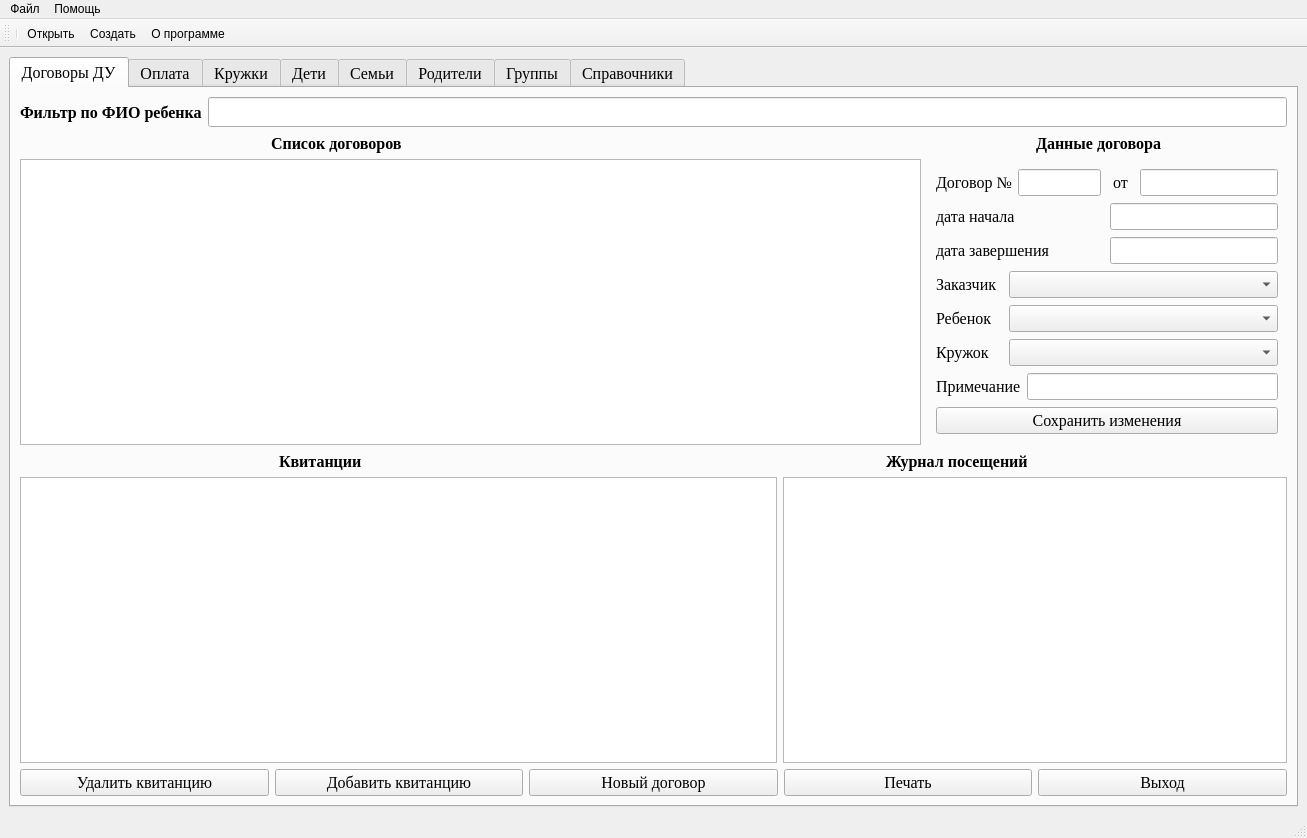
First picture: the form in view/main_window.ui, repository AlevtinAntonov/paid_services, before the edit.
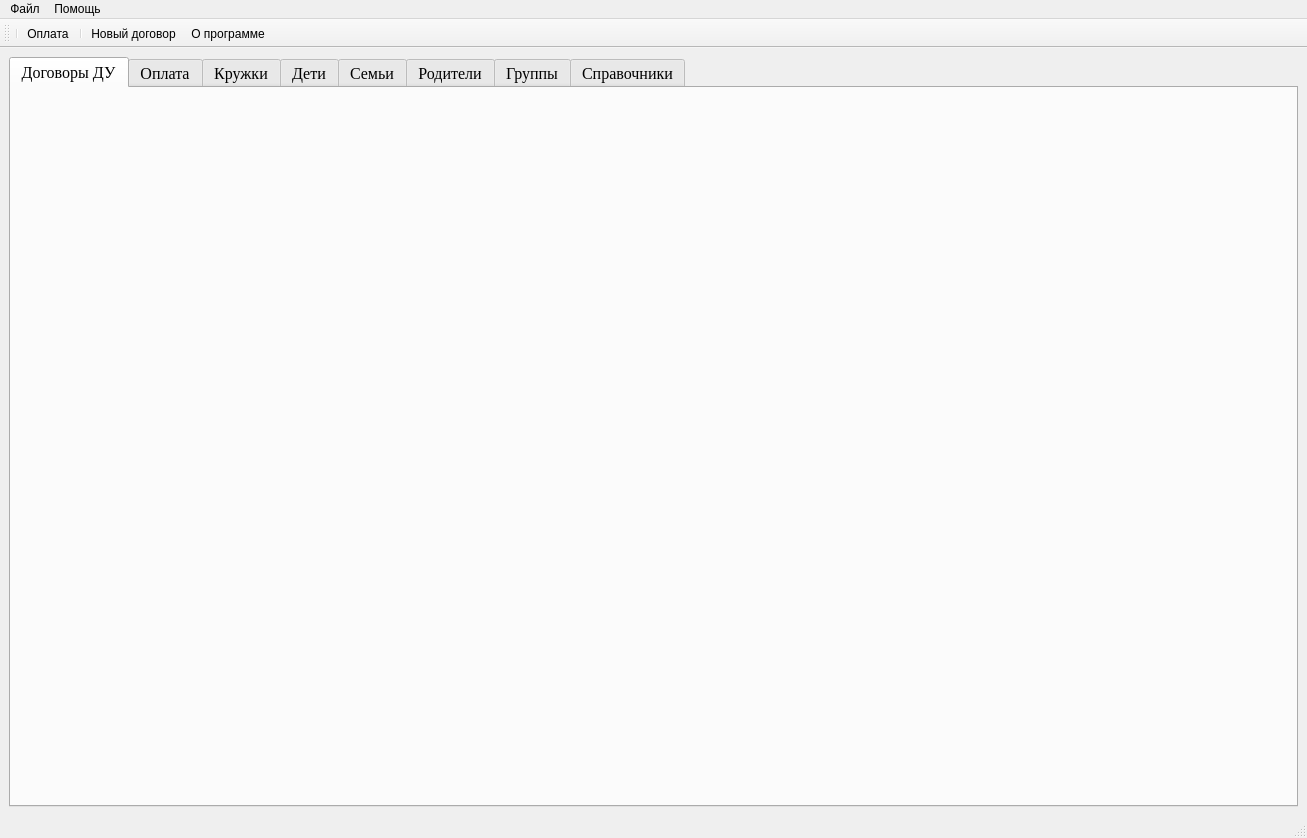
Second picture: the form after the edit. Icons and pictures are not drawn.

Commit message: 1st tab contract without print

The edit to the form file:
```diff
--- a/view/main_window.ui
+++ b/view/main_window.ui
@@ -26,487 +26,16 @@
       <property name="currentIndex">
        <number>0</number>
       </property>
-      <widget class="QWidget" name="tab_ContractsView">
+      <widget class="QWidget" name="tab_Contracts">
        <attribute name="title">
         <string>Договоры ДУ</string>
        </attribute>
-       <layout class="QVBoxLayout" name="verticalLayout_2">
-        <item>
-         <layout class="QHBoxLayout" name="horizontalLayout_11">
-          <item>
-           <widget class="QLabel" name="label_9">
-            <property name="font">
-             <font>
-              <family>Times New Roman</family>
-              <pointsize>12</pointsize>
-              <bold>true</bold>
-             </font>
-            </property>
-            <property name="text">
-             <string>Фильтр по ФИО ребенка</string>
-            </property>
-           </widget>
-          </item>
-          <item>
-           <widget class="QLineEdit" name="lineEdit_FilterChild">
-            <property name="font">
-             <font>
-              <family>Times New Roman</family>
-              <pointsize>14</pointsize>
-             </font>
-            </property>
-           </widget>
-          </item>
-         </layout>
-        </item>
-        <item>
-         <layout class="QHBoxLayout" name="horizontalLayout_12" stretch="2,1,5,1,1">
-          <item>
-           <spacer name="horizontalSpacer_4">
-            <property name="orientation">
-             <enum>Qt::Horizontal</enum>
-            </property>
-            <property name="sizeHint" stdset="0">
-             <size>
-              <width>98</width>
-              <height>20</height>
-             </size>
-            </property>
-           </spacer>
-          </item>
-          <item>
-           <widget class="QLabel" name="label_10">
-            <property name="font">
-             <font>
-              <family>Times New Roman</family>
-              <pointsize>12</pointsize>
-              <bold>true</bold>
-             </font>
-            </property>
-            <property name="text">
-             <string>Список договоров</string>
-            </property>
-           </widget>
-          </item>
-          <item>
-           <spacer name="horizontalSpacer_2">
-            <property name="orientation">
-             <enum>Qt::Horizontal</enum>
-            </property>
-            <property name="sizeHint" stdset="0">
-             <size>
-              <width>218</width>
-              <height>20</height>
-             </size>
-            </property>
-           </spacer>
-          </item>
-          <item>
-           <widget class="QLabel" name="label_11">
-            <property name="font">
-             <font>
-              <family>Times New Roman</family>
-              <pointsize>12</pointsize>
-              <bold>true</bold>
-             </font>
-            </property>
-            <property name="text">
-             <string>Данные договора</string>
-            </property>
-           </widget>
-          </item>
-          <item>
-           <spacer name="horizontalSpacer_3">
-            <property name="orientation">
-             <enum>Qt::Horizontal</enum>
-            </property>
-            <property name="sizeHint" stdset="0">
-             <size>
-              <width>40</width>
-              <height>20</height>
-             </size>
-            </property>
-           </spacer>
-          </item>
-         </layout>
-        </item>
-        <item>
-         <layout class="QHBoxLayout" name="horizontalLayout_10" stretch="5,2">
-          <item>
-           <widget class="QTableWidget" name="tableWidget_Contracts"/>
-          </item>
-          <item>
-           <widget class="QWidget" name="widget_ContractInfo" native="true">
-            <layout class="QVBoxLayout" name="verticalLayout">
-             <item>
-              <layout class="QHBoxLayout" name="horizontalLayout" stretch="2,3,1,5">
-               <item>
-                <widget class="QLabel" name="label">
-                 <property name="font">
-                  <font>
-                   <family>Times New Roman</family>
-                   <pointsize>12</pointsize>
-                  </font>
-                 </property>
-                 <property name="text">
-                  <string>Договор №</string>
-                 </property>
-                </widget>
-               </item>
-               <item>
-                <widget class="QLineEdit" name="lineEdit_ContractNumber">
-                 <property name="font">
-                  <font>
-                   <family>Times New Roman</family>
-                   <pointsize>12</pointsize>
-                  </font>
-                 </property>
-                </widget>
-               </item>
-               <item>
-                <widget class="QLabel" name="label_2">
-                 <property name="font">
-                  <font>
-                   <family>Times New Roman</family>
-                   <pointsize>12</pointsize>
-                  </font>
-                 </property>
-                 <property name="text">
-                  <string>от</string>
-                 </property>
-                 <property name="alignment">
-                  <set>Qt::AlignCenter</set>
-                 </property>
-                </widget>
-               </item>
-               <item>
-                <widget class="QLineEdit" name="lineEdit_ContractDate">
-                 <property name="font">
-                  <font>
-                   <family>Times New Roman</family>
-                   <pointsize>12</pointsize>
-                  </font>
-                 </property>
-                </widget>
-               </item>
-              </layout>
-             </item>
-             <item>
-              <layout class="QHBoxLayout" name="horizontalLayout_2" stretch="1,1">
-               <item>
-                <widget class="QLabel" name="label_3">
-                 <property name="font">
-                  <font>
-                   <family>Times New Roman</family>
-                   <pointsize>12</pointsize>
-                  </font>
-                 </property>
-                 <property name="text">
-                  <string>дата начала</string>
-                 </property>
-                </widget>
-               </item>
-               <item>
-                <widget class="QLineEdit" name="lineEdit_ContractDateStart">
-                 <property name="font">
-                  <font>
-                   <family>Times New Roman</family>
-                   <pointsize>12</pointsize>
-                  </font>
-                 </property>
-                </widget>
-               </item>
-              </layout>
-             </item>
-             <item>
-              <layout class="QHBoxLayout" name="horizontalLayout_4" stretch="1,1">
-               <item>
-                <widget class="QLabel" name="label_4">
-                 <property name="font">
-                  <font>
-                   <family>Times New Roman</family>
-                   <pointsize>12</pointsize>
-                  </font>
-                 </property>
-                 <property name="text">
-                  <string>дата завершения</string>
-                 </property>
-                </widget>
-               </item>
-               <item>
-                <widget class="QLineEdit" name="lineEdit_ContractDateEnd">
-                 <property name="font">
-                  <font>
-                   <family>Times New Roman</family>
-                   <pointsize>12</pointsize>
-                  </font>
-                 </property>
-                </widget>
-               </item>
-              </layout>
-             </item>
-             <item>
-              <layout class="QHBoxLayout" name="horizontalLayout_6" stretch="1,4">
-               <item>
-                <widget class="QLabel" name="label_5">
-                 <property name="font">
-                  <font>
-                   <family>Times New Roman</family>
-                   <pointsize>12</pointsize>
-                  </font>
-                 </property>
-                 <property name="text">
-                  <string>Заказчик</string>
-                 </property>
-                </widget>
-               </item>
-               <item>
-                <widget class="QComboBox" name="comboBox_ContractApplicant">
-                 <property name="font">
-                  <font>
-                   <family>Times New Roman</family>
-                   <pointsize>12</pointsize>
-                  </font>
-                 </property>
-                </widget>
-               </item>
-              </layout>
-             </item>
-             <item>
-              <layout class="QHBoxLayout" name="horizontalLayout_7" stretch="1,4">
-               <item>
-                <widget class="QLabel" name="label_6">
-                 <property name="font">
-                  <font>
-                   <family>Times New Roman</family>
-                   <pointsize>12</pointsize>
-                  </font>
-                 </property>
-                 <property name="text">
-                  <string>Ребенок</string>
-                 </property>
-                </widget>
-               </item>
-               <item>
-                <widget class="QComboBox" name="comboBox_ContractChild">
-                 <property name="font">
-                  <font>
-                   <family>Times New Roman</family>
-                   <pointsize>12</pointsize>
-                  </font>
-                 </property>
-                </widget>
-               </item>
-              </layout>
-             </item>
-             <item>
-              <layout class="QHBoxLayout" name="horizontalLayout_8" stretch="1,4">
-               <item>
-                <widget class="QLabel" name="label_7">
-                 <property name="font">
-                  <font>
-                   <family>Times New Roman</family>
-                   <pointsize>12</pointsize>
-                  </font>
-                 </property>
-                 <property name="text">
-                  <string>Кружок</string>
-                 </property>
-                </widget>
-               </item>
-               <item>
-                <widget class="QComboBox" name="comboBox_ContractLessons">
-                 <property name="font">
-                  <font>
-                   <family>Times New Roman</family>
-                   <pointsize>12</pointsize>
-                  </font>
-                 </property>
-                </widget>
-               </item>
-              </layout>
-             </item>
-             <item>
-              <layout class="QHBoxLayout" name="horizontalLayout_9">
-               <item>
-                <widget class="QLabel" name="label_8">
-                 <property name="font">
-                  <font>
-                   <family>Times New Roman</family>
-                   <pointsize>12</pointsize>
-                  </font>
-                 </property>
-                 <property name="text">
-                  <string>Примечание</string>
-                 </property>
-                </widget>
-               </item>
-               <item>
-                <widget class="QLineEdit" name="lineEdit_ContractRemaks">
-                 <property name="font">
-                  <font>
-                   <family>Times New Roman</family>
-                   <pointsize>12</pointsize>
-                  </font>
-                 </property>
-                </widget>
-               </item>
-              </layout>
-             </item>
-             <item>
-              <widget class="QPushButton" name="pushButton_SaveContactInfo">
-               <property name="styleSheet">
-                <string notr="true"/>
-               </property>
-               <property name="text">
-                <string>Сохранить изменения</string>
-               </property>
-              </widget>
-             </item>
-            </layout>
-           </widget>
-          </item>
-         </layout>
-        </item>
-        <item>
-         <layout class="QHBoxLayout" name="horizontalLayout_13">
-          <item>
-           <spacer name="horizontalSpacer_6">
-            <property name="orientation">
-             <enum>Qt::Horizontal</enum>
-            </property>
-            <property name="sizeHint" stdset="0">
-             <size>
-              <width>40</width>
-              <height>20</height>
-             </size>
-            </property>
-           </spacer>
-          </item>
-          <item>
-           <widget class="QLabel" name="label_12">
-            <property name="font">
-             <font>
-              <family>Times New Roman</family>
-              <pointsize>12</pointsize>
-              <bold>true</bold>
-             </font>
-            </property>
-            <property name="text">
-             <string>Квитанции</string>
-            </property>
-           </widget>
-          </item>
-          <item>
-           <spacer name="horizontalSpacer_7">
-            <property name="orientation">
-             <enum>Qt::Horizontal</enum>
-            </property>
-            <property name="sizeHint" stdset="0">
-             <size>
-              <width>40</width>
-              <height>20</height>
-             </size>
-            </property>
-           </spacer>
-          </item>
-          <item>
-           <spacer name="horizontalSpacer_8">
-            <property name="orientation">
-             <enum>Qt::Horizontal</enum>
-            </property>
-            <property name="sizeHint" stdset="0">
-             <size>
-              <width>40</width>
-              <height>20</height>
-             </size>
-            </property>
-           </spacer>
-          </item>
-          <item>
-           <widget class="QLabel" name="label_13">
-            <property name="font">
-             <font>
-              <family>Times New Roman</family>
-              <pointsize>12</pointsize>
-              <bold>true</bold>
-             </font>
-            </property>
-            <property name="text">
-             <string>Журнал посещений</string>
-            </property>
-           </widget>
-          </item>
-          <item>
-           <spacer name="horizontalSpacer_9">
-            <property name="orientation">
-             <enum>Qt::Horizontal</enum>
-            </property>
-            <property name="sizeHint" stdset="0">
-             <size>
-              <width>40</width>
-              <height>20</height>
-             </size>
-            </property>
-           </spacer>
-          </item>
-         </layout>
-        </item>
-        <item>
-         <layout class="QHBoxLayout" name="horizontalLayout_5" stretch="3,2">
-          <item>
-           <widget class="QTableWidget" name="tableWidget_Invoices"/>
-          </item>
-          <item>
-           <widget class="QTableWidget" name="tableWidget_VisitLog"/>
-          </item>
-         </layout>
-        </item>
-        <item>
-         <layout class="QHBoxLayout" name="horizontalLayout_3">
-          <item>
-           <widget class="QPushButton" name="pushButton_DeleteInvoice">
-            <property name="text">
-             <string>Удалить квитанцию</string>
-            </property>
-           </widget>
-          </item>
-          <item>
-           <widget class="QPushButton" name="pushButton_AddNewInvoice">
-            <property name="text">
-             <string>Добавить квитанцию</string>
-            </property>
-           </widget>
-          </item>
-          <item>
-           <widget class="QPushButton" name="pushButton_NewContract">
-            <property name="text">
-             <string>Новый договор</string>
-            </property>
-           </widget>
-          </item>
-          <item>
-           <widget class="QPushButton" name="pushButton_PrintContract">
-            <property name="text">
-             <string>Печать</string>
-            </property>
-           </widget>
-          </item>
-          <item>
-           <widget class="QPushButton" name="pushButton_Close">
-            <property name="text">
-             <string>Выход</string>
-            </property>
-           </widget>
-          </item>
-         </layout>
-        </item>
-       </layout>
       </widget>
       <widget class="QWidget" name="tab_Payment">
        <attribute name="title">
         <string>Оплата</string>
        </attribute>
+       <layout class="QVBoxLayout" name="verticalLayout_4"/>
       </widget>
       <widget class="QWidget" name="tab_Lessons">
        <attribute name="title">
@@ -555,8 +84,14 @@
     <property name="title">
      <string>Файл</string>
     </property>
-    <addaction name="action_2"/>
+    <addaction name="action_NewContract"/>
     <addaction name="action"/>
+    <addaction name="action_4"/>
+    <addaction name="action_5"/>
+    <addaction name="action_6"/>
+    <addaction name="action_7"/>
+    <addaction name="action_8"/>
+    <addaction name="action_9"/>
    </widget>
    <widget class="QMenu" name="menu_2">
     <property name="title">
@@ -586,25 +121,26 @@
    </attribute>
    <addaction name="separator"/>
    <addaction name="action"/>
-   <addaction name="action_2"/>
+   <addaction name="separator"/>
+   <addaction name="action_NewContract"/>
    <addaction name="action_3"/>
   </widget>
   <action name="action">
    <property name="icon">
-    <iconset theme="document-open">
+    <iconset theme="user-home">
      <normaloff>../../../.designer/backup</normaloff>../../../.designer/backup</iconset>
    </property>
    <property name="text">
-    <string>Открыть</string>
+    <string>Оплата</string>
    </property>
   </action>
-  <action name="action_2">
+  <action name="action_NewContract">
    <property name="icon">
-    <iconset theme="folder-new">
+    <iconset theme="edit-paste">
      <normaloff>../../../.designer/backup</normaloff>../../../.designer/backup</iconset>
    </property>
    <property name="text">
-    <string>Создать</string>
+    <string>Новый договор</string>
    </property>
   </action>
   <action name="action_3">
@@ -616,6 +152,36 @@
     <string>О программе</string>
    </property>
   </action>
+  <action name="action_4">
+   <property name="text">
+    <string>Кружки</string>
+   </property>
+  </action>
+  <action name="action_5">
+   <property name="text">
+    <string>Воспитанники</string>
+   </property>
+  </action>
+  <action name="action_6">
+   <property name="text">
+    <string>Родители</string>
+   </property>
+  </action>
+  <action name="action_7">
+   <property name="text">
+    <string>Семьи</string>
+   </property>
+  </action>
+  <action name="action_8">
+   <property name="text">
+    <string>Группы</string>
+   </property>
+  </action>
+  <action name="action_9">
+   <property name="text">
+    <string>Справочники</string>
+   </property>
+  </action>
  </widget>
  <resources/>
  <connections/>
```
The commit also changes 9 other files.
